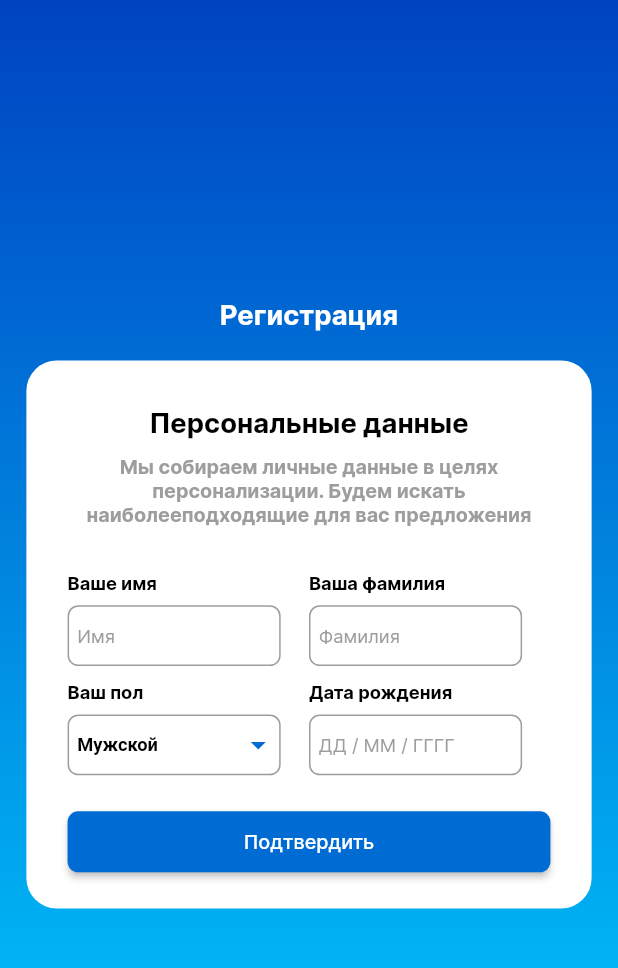
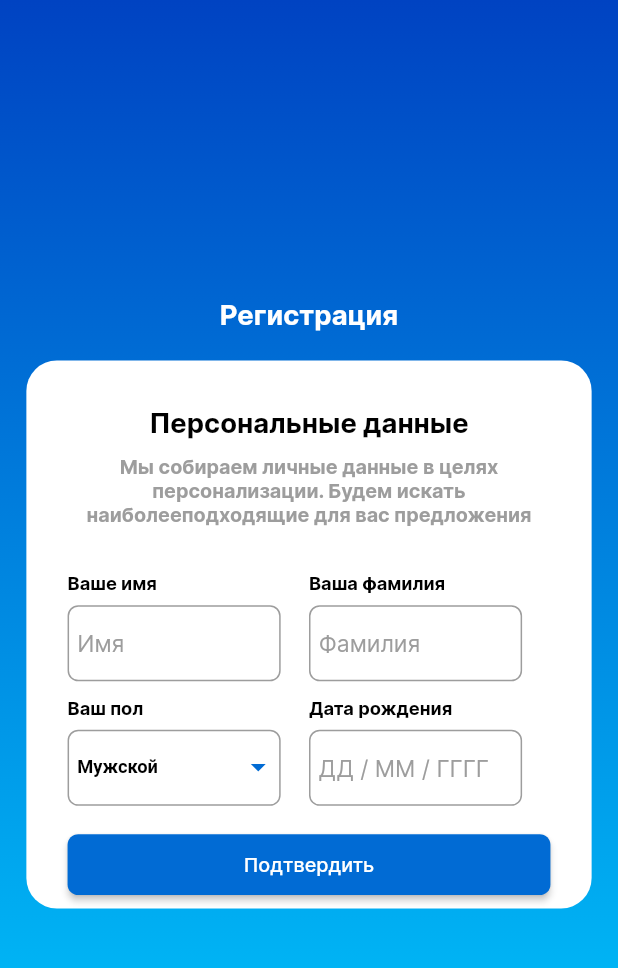
Before and after one commit to Abdullohali/eHub, a Flutter app: the RegisterPage screen opened directly, on a phone screen of 412 x 824 dp, the part 57-1025 px from its top. Run offline on Flutter 3.47's test engine with Material 2 defaults, Android fonts, the phone set to English and light mode, and no system bars; our stand-ins replace bloc, flutter_bloc, flutter_screenutil, flutter_svg, intl_phone_number_input, mask_text_input_formatter and 1 more.

Commit message:
application ui is comleted only map is not done and api connecting soon

```diff
--- /dev/null
+++ b/lib/allCubit/cubit/bottobmar_state.dart
@@ -0,0 +1,6 @@
+part of 'bottobmar_cubit.dart';
+
+@immutable
+abstract class BottobmarState {}
+
+class BottobmarInitial extends BottobmarState {}
--- /dev/null
+++ b/lib/allCubit/cubit/cubit/arias_state.dart
@@ -0,0 +1,6 @@
+part of 'arias_cubit.dart';
+
+@immutable
+abstract class AriasState {}
+
+class AriasInitial extends AriasState {}
--- /dev/null
+++ b/lib/allCubit/cubit/dropdown_cubit.dart
@@ -0,0 +1,15 @@
+import 'package:bloc/bloc.dart';
+import 'package:meta/meta.dart';
+
+part 'dropdown_state.dart';
+
+class DropdownCubit extends Cubit<DropdownState> {
+  DropdownCubit() : super(DropdownInitial());
+
+  String value1 = "Мужской";
+
+  void changeValue(String value) {
+    value1 = value;
+    emit(DropdownInitial());
+  }
+}
--- /dev/null
+++ b/lib/allCubit/cubit/dropdown_state.dart
@@ -0,0 +1,6 @@
+part of 'dropdown_cubit.dart';
+
+@immutable
+abstract class DropdownState {}
+
+class DropdownInitial extends DropdownState {}
--- a/lib/screens/auth/register_page.dart
+++ b/lib/screens/auth/register_page.dart
@@ -1,15 +1,20 @@
+import 'package:ehub/allCubit/cubit/dropdown_cubit.dart';
 import 'package:ehub/screens/auth/choose_goal_page.dart';
-import 'package:ehub/screens/auth/sms_confirmation_page.dart';
 import 'package:flutter/material.dart';
+import 'package:flutter_bloc/flutter_bloc.dart';
 import 'package:flutter_screenutil/flutter_screenutil.dart';
+import 'package:mask_text_input_formatter/mask_text_input_formatter.dart';
 import '../../core/components/const.dart';
 import '../../widgets/main_appbar.dart';
 
 class RegisterPage extends StatelessWidget {
-  const RegisterPage({Key? key}) : super(key: key);
-
+  RegisterPage({Key? key}) : super(key: key);
   @override
   Widget build(BuildContext context) {
+    return BlocProvider(
+      create: (context) => DropdownCubit(),
+      child: BlocBuilder<DropdownCubit, DropdownState>(
+        builder: (context, state) {
           return Container(
             decoration: const BoxDecoration(gradient: AppColor.klinearGradient),
             child: Scaffold(
@@ -33,7 +38,8 @@ class RegisterPage extends StatelessWidget {
                       margin: const EdgeInsets.only(top: 20),
                       height: 360.h,
                       width: 343.w,
-                padding: EdgeInsets.only(top: 30.h, left: 25.w, right: 25.w),
+                      padding:
+                          EdgeInsets.only(top: 30.h, left: 25.w, right: 25.w),
                       decoration: BoxDecoration(
                           borderRadius: BorderRadius.circular(20.r),
                           color: AppColor.kWhite),
@@ -45,27 +51,32 @@ class RegisterPage extends StatelessWidget {
                           SizedBox(height: 10.h),
                           Text(
                             "Мы собираем личные данные в целях персонализации. Будем искать наиболееподходящие для вас предложения",
-                      style: TextStyle(color: AppColor.kGrey, fontSize: 13.h),
+                            style: TextStyle(
+                                color: AppColor.kGrey, fontSize: 13.h),
                             textAlign: TextAlign.center,
                           ),
                           SizedBox(height: 30.h),
                           Row(
                             children: [
-                        miniTextField(hintText: "Имя", labelText: "Ваше имя"),
                               miniTextField(
-                            hintText: "Фамилия", labelText: "Ваша фамилия")
+                                  hintText: "Имя", labelText: "Ваше имя"),
+                              miniTextField(
+                                  hintText: "Фамилия",
+                                  labelText: "Ваша фамилия")
                             ],
                           ),
                           SizedBox(height: 10.h),
                           Row(
                             children: [
-                        miniDropDownButton(),
+                              miniDropDownButton(
+                                  context.watch<DropdownCubit>()),
                               miniTextField(
                                   labelText: "Дата рождения",
-                            hintText: "ДД / ММ / ГГГГ"),
+                                  hintText: "ДД / ММ / ГГГГ",
+                                  inputformat: 'date'),
                             ],
                           ),
-                    SizedBox(height: 20.h),
+                          SizedBox(height: 15.h),
                           ElevatedButton(
                             onPressed: () {
                               Navigator.push(
@@ -80,8 +91,8 @@ class RegisterPage extends StatelessWidget {
                                     borderRadius: BorderRadius.circular(7.r))),
                             child: Text(
                               "Подтвердить",
-                        style:
-                            TextStyle(color: AppColor.kWhite, fontSize: 13.h),
+                              style: TextStyle(
+                                  color: AppColor.kWhite, fontSize: 13.h),
                             ),
                           ),
                         ],
@@ -92,9 +103,12 @@ class RegisterPage extends StatelessWidget {
               ),
             ),
           );
+        },
+      ),
+    );
   }
 
-  Expanded miniDropDownButton() {
+  Expanded miniDropDownButton(DropdownCubit cubit) {
     return Expanded(
       child: Column(
         crossAxisAlignment: CrossAxisAlignment.start,
@@ -104,7 +118,7 @@ class RegisterPage extends StatelessWidget {
               textAlign: TextAlign.center),
           SizedBox(height: 7.h),
           Container(
-              height: 40.h,
+              height: 50.h,
               width: 140.h,
               padding: EdgeInsets.only(left: 5.w),
               decoration: BoxDecoration(
@@ -121,25 +135,28 @@ class RegisterPage extends StatelessWidget {
                     fontSize: 12.h,
                     fontWeight: FontWeight.bold,
                     color: AppColor.kBlack),
-                value: "Мужской",
+                value: cubit.value1,
                 items: const [
                   DropdownMenuItem(
+                    value: "Мужской",
                     child: Text("Мужской"),
-                    value: "Мужской",
                   ),
                   DropdownMenuItem(
+                    value: "Женский",
                     child: Text("Женский"),
-                    value: "Женский",
                   ),
                 ],
-                onChanged: (value) {},
+                onChanged: (e) {
+                  cubit.changeValue(e!);
+                },
               ))
         ],
       ),
     );
   }
 
-  Expanded miniTextField({String? hintText, String? labelText}) {
+  Expanded miniTextField(
+      {String? hintText, String? labelText, String? inputformat}) {
     return Expanded(
       child: Column(
         crossAxisAlignment: CrossAxisAlignment.start,
@@ -149,21 +166,34 @@ class RegisterPage extends StatelessWidget {
               textAlign: TextAlign.center),
           SizedBox(height: 7.h),
           Container(
-            height: 40.h,
+              height: 50.h,
               width: 140.h,
-            padding: EdgeInsets.only(bottom: 7.h, left: 5.w),
+              padding: EdgeInsets.only(left: 5.w),
               decoration: BoxDecoration(
                   borderRadius: BorderRadius.circular(7.r),
                   border: Border.all(color: AppColor.kGrey),
                   color: AppColor.kWhite),
-            child: TextField(
+              child: inputformat == "date"
+                  ? TextField(
+                      inputFormatters: [
+                        MaskTextInputFormatter(
+                            mask: "##/##/####", filter: {"#": RegExp(r'[0-9]')})
+                      ],
                       decoration: InputDecoration(
                         border: InputBorder.none,
                         hintText: hintText ?? "",
-                hintStyle: TextStyle(fontSize: 12.h, color: AppColor.kGrey),
-              ),
+                        hintStyle:
+                            TextStyle(fontSize: 15.h, color: AppColor.kGrey),
                       ),
                     )
+                  : TextField(
+                      decoration: InputDecoration(
+                        border: InputBorder.none,
+                        hintText: hintText ?? "",
+                        hintStyle:
+                            TextStyle(fontSize: 15.h, color: AppColor.kGrey),
+                      ),
+                    ))
         ],
       ),
     );
--- a/lib/screens/splashScreen/splash_screen_page.dart
+++ b/lib/screens/splashScreen/splash_screen_page.dart
@@ -3,6 +3,7 @@ import 'dart:async';
 import 'package:ehub/core/components/const.dart';
 import 'package:ehub/core/components/icons_name.dart';
 import 'package:ehub/screens/auth/sign_up_page.dart';
+import 'package:ehub/screens/home/main_screen.dart';
 import 'package:flutter/material.dart';
 import 'package:flutter_screenutil/flutter_screenutil.dart';
 import 'package:flutter_svg/svg.dart';
@@ -15,12 +16,15 @@ class SplashScreenPage extends StatefulWidget {
 }
 
 class _SplashScreenPageState extends State<SplashScreenPage> {
+  bool isAvtive = false;
   @override
   void initState() {
     super.initState();
     Timer(const Duration(seconds: 3), () {
       Navigator.pushReplacement(
-          context, MaterialPageRoute(builder: (_) =>  SignUpPage()));
+          context,
+          MaterialPageRoute(
+              builder: (_) => isAvtive ? HomeScreen() : SignUpPage()));
     });
   }
 
--- a/pubspec.yaml
+++ b/pubspec.yaml
@@ -25,6 +25,7 @@ dependencies:
   flutter_screenutil: ^5.5.3+2
   intl_phone_number_input: ^0.7.0+2
   pinput: ^2.2.11
+  mask_text_input_formatter: 2.3.0
 
 dev_dependencies:
   flutter_test:
```
Also changed, not shown: lib/allCubit/cubit/bottobmar_cubit.dart (added, +16 -0 lines), lib/allCubit/cubit/cubit/arias_cubit.dart (added, +15 -0 lines), lib/screens/auth/arias_page.dart (+23 -6 lines), lib/screens/auth/sign_up_page.dart (+6 -6 lines), lib/screens/home/main_page.dart (added, +28 -0 lines), lib/screens/home/main_screen.dart (added, +49 -0 lines), lib/widgets/app_bottom_nav_bar.dart (added, +79 -0 lines), lib/widgets/app_decoration.dart (added, +42 -0 lines), pubspec.lock. Lines whose indentation alone changed are shown as unchanged.
